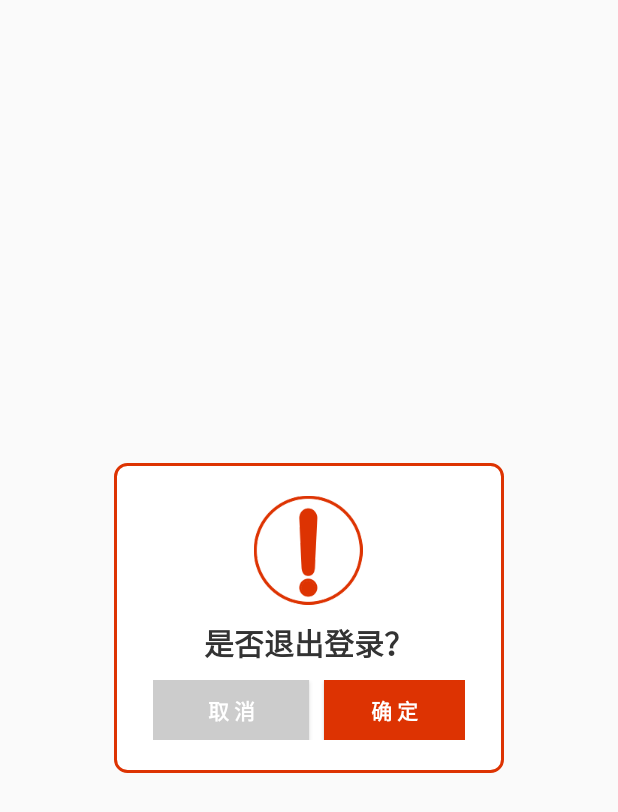
After one commit to chenmi1234/janepin.github, an Android app: the layout dialog_two_loginout_layout.xml on its own in the app's theme, with its tools: preview values and no code run, on a phone screen of 412 x 824 dp. The commit adds this screen. Shown: the top 812 px of the screen. Run offline under Robolectric (Android 15) with nearby library versions, the phone set to English and light mode, and no system bars.

Commit message:
退出登录dialog

```diff
--- /dev/null
+++ b/app/src/main/res/layout/dialog_two_loginout_layout.xml
@@ -0,0 +1,62 @@
+<?xml version="1.0" encoding="utf-8"?>
+<RelativeLayout xmlns:android="http://schemas.android.com/apk/res/android"
+    android:layout_width="match_parent"
+    android:layout_height="match_parent"
+    android:orientation="vertical">
+
+    <LinearLayout
+        android:layout_width="260dp"
+        android:layout_height="wrap_content"
+        android:layout_centerInParent="true"
+        android:background="@drawable/shape_radius"
+        android:orientation="vertical">
+
+        <ImageView
+            android:id="@+id/warningImage"
+            android:layout_width="wrap_content"
+            android:layout_height="wrap_content"
+            android:layout_gravity="center_horizontal"
+            android:layout_marginTop="20dp"
+            android:src="@mipmap/warning" />
+
+        <TextView
+            android:id="@+id/message"
+            android:layout_width="wrap_content"
+            android:layout_height="wrap_content"
+            android:layout_gravity="center_horizontal"
+            android:layout_marginTop="10dp"
+            android:text="是否退出登录？"
+            android:textColor="#333333"
+            android:textSize="20dp"
+            android:textStyle="bold" />
+
+        <LinearLayout
+            android:layout_width="match_parent"
+            android:layout_height="wrap_content"
+            android:orientation="horizontal"
+            android:layout_marginBottom="20dp"
+            android:layout_marginLeft="20dp"
+            android:layout_marginRight="20dp"
+            android:layout_marginTop="10dp">
+            <Button
+                android:layout_weight="1"
+                android:id="@+id/noButton"
+                android:layout_width="match_parent"
+                android:layout_height="40dp"
+                android:background="#CCCCCC"
+                android:text="取 消"
+                android:textColor="#ffffff"
+                android:textStyle="bold" />
+            <Button
+                android:layout_weight="1"
+                android:id="@+id/yesButton"
+                android:layout_width="match_parent"
+                android:layout_height="40dp"
+                android:background="#DD3302"
+                android:text="确 定"
+                android:layout_marginLeft="10dp"
+                android:textColor="#ffffff"
+                android:textStyle="bold" />
+        </LinearLayout>
+    </LinearLayout>
+</RelativeLayout>
```
Also changed, not shown: app/src/main/java/com/lianpos/devfoucs/view/TwoButtonLoginoutDialog.java (added, +131 -0 lines), app/src/main/java/com/lianpos/fragment/PersonFragment.java (+22 -4 lines), 9 other files.
